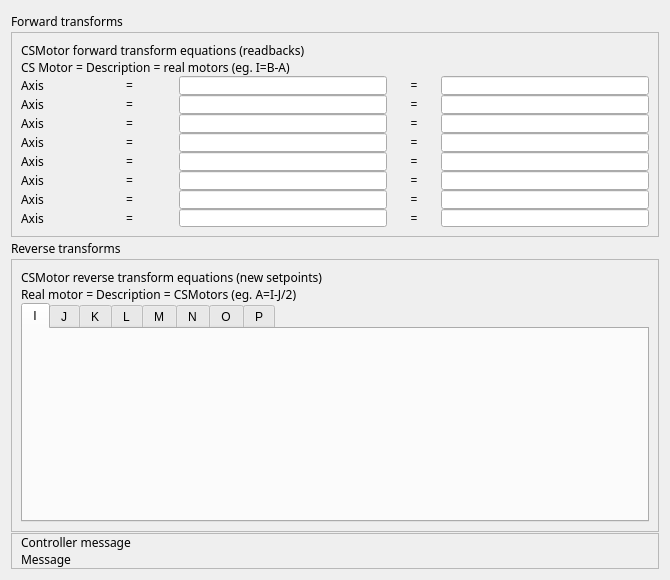
Before: the Qt Designer form 3-6/GalilSup/op/ui/galil_kinematics.ui in motorapp/Galil, drawn with Qt 5.
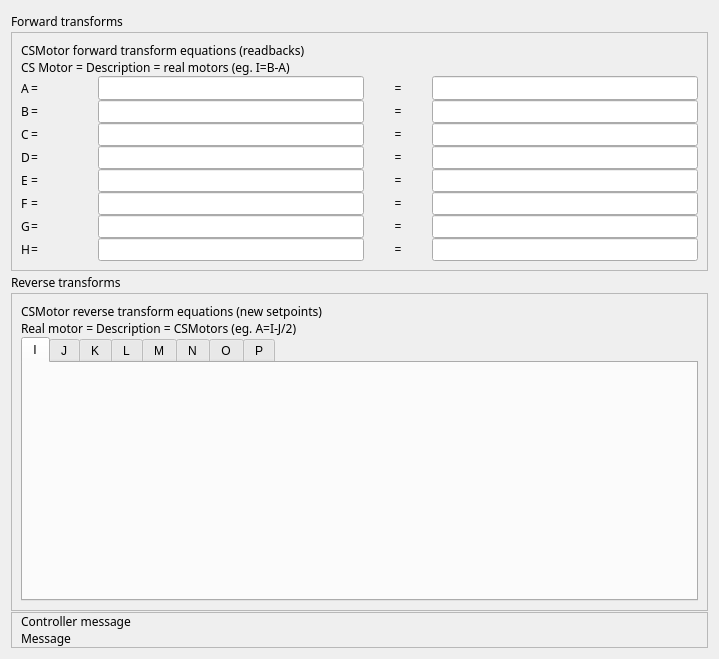
After: the same form once the commit is applied. The open tabs and pages were chosen to show the change. Custom widgets are drawn as their Qt base class.

Commit message: Alter output compare start and increment/delta now specified in user coordinates Alter homing check so that custom home code can enable/disable limits Fix output compare increment calculation Add driver version number Alter set_biss so that it's windows compatible Add iocShell function GalilReplaceHomeCode - Replace generated axis home with custom home code

What changed in the file:
```diff
--- a/3-6/GalilSup/op/ui/galil_kinematics.ui
+++ b/3-6/GalilSup/op/ui/galil_kinematics.ui
@@ -6,8 +6,8 @@
    <rect>
     <x>0</x>
     <y>0</y>
-    <width>670</width>
-    <height>580</height>
+    <width>719</width>
+    <height>659</height>
    </rect>
   </property>
   <property name="sizePolicy">
@@ -104,21 +104,21 @@
          <number>0</number>
         </property>
         <item>
-         <layout class="QHBoxLayout" name="horizontalLayout" stretch="2,1,4,1,4">
+         <layout class="QHBoxLayout" name="horizontalLayout" stretch="0,1,4,1,4">
           <property name="spacing">
            <number>1</number>
           </property>
           <item>
-           <widget class="QELabel" name="qelabel_4">
+           <widget class="QLabel" name="label_21">
             <property name="sizePolicy">
-             <sizepolicy hsizetype="Preferred" vsizetype="Expanding">
+             <sizepolicy hsizetype="Preferred" vsizetype="Preferred">
               <horstretch>0</horstretch>
               <verstretch>0</verstretch>
              </sizepolicy>
             </property>
             <property name="minimumSize">
              <size>
-              <width>0</width>
+              <width>9</width>
               <height>0</height>
              </size>
             </property>
@@ -132,7 +132,7 @@
              <string>$(DMC)$(M9).NAME</string>
             </property>
             <property name="text">
-             <string>Axis</string>
+             <string>A</string>
             </property>
            </widget>
           </item>
@@ -242,21 +242,21 @@
          </layout>
         </item>
         <item>
-         <layout class="QHBoxLayout" name="horizontalLayout_2" stretch="2,1,4,1,4">
+         <layout class="QHBoxLayout" name="horizontalLayout_2" stretch="0,1,4,1,4">
           <property name="spacing">
            <number>1</number>
           </property>
           <item>
-           <widget class="QELabel" name="qelabel_5">
+           <widget class="QLabel" name="label_22">
             <property name="sizePolicy">
-             <sizepolicy hsizetype="Preferred" vsizetype="Expanding">
+             <sizepolicy hsizetype="Preferred" vsizetype="Preferred">
               <horstretch>0</horstretch>
               <verstretch>0</verstretch>
              </sizepolicy>
             </property>
             <property name="minimumSize">
              <size>
-              <width>0</width>
+              <width>9</width>
               <height>0</height>
              </size>
             </property>
@@ -270,7 +270,7 @@
              <string>$(DMC)$(M10).NAME</string>
             </property>
             <property name="text">
-             <string>Axis</string>
+             <string>B</string>
             </property>
            </widget>
           </item>
@@ -380,21 +380,21 @@
          </layout>
         </item>
         <item>
-         <layout class="QHBoxLayout" name="horizontalLayout_3" stretch="2,1,4,1,4">
+         <layout class="QHBoxLayout" name="horizontalLayout_3" stretch="0,1,4,1,4">
           <property name="spacing">
            <number>1</number>
           </property>
           <item>
-           <widget class="QELabel" name="qelabel_6">
+           <widget class="QLabel" name="label_23">
             <property name="sizePolicy">
-             <sizepolicy hsizetype="Preferred" vsizetype="Expanding">
+             <sizepolicy hsizetype="Preferred" vsizetype="Preferred">
               <horstretch>0</horstretch>
               <verstretch>0</verstretch>
              </sizepolicy>
             </property>
             <property name="minimumSize">
              <size>
-              <width>0</width>
+              <width>9</width>
               <height>0</height>
              </size>
             </property>
@@ -408,7 +408,7 @@
              <string>$(DMC)$(M11).NAME</string>
             </property>
             <property name="text">
-             <string>Axis</string>
+             <string>C</string>
             </property>
            </widget>
           </item>
@@ -518,21 +518,21 @@
          </layout>
         </item>
         <item>
-         <layout class="QHBoxLayout" name="horizontalLayout_4" stretch="2,1,4,1,4">
+         <layout class="QHBoxLayout" name="horizontalLayout_4" stretch="0,1,4,1,4">
           <property name="spacing">
            <number>1</number>
           </property>
           <item>
-           <widget class="QELabel" name="qelabel_7">
+           <widget class="QLabel" name="label_24">
             <property name="sizePolicy">
-             <sizepolicy hsizetype="Preferred" vsizetype="Expanding">
+             <sizepolicy hsizetype="Preferred" vsizetype="Preferred">
               <horstretch>0</horstretch>
               <verstretch>0</verstretch>
              </sizepolicy>
             </property>
             <property name="minimumSize">
              <size>
-              <width>0</width>
+              <width>9</width>
               <height>0</height>
              </size>
             </property>
@@ -546,7 +546,7 @@
              <string>$(DMC)$(M12).NAME</string>
             </property>
             <property name="text">
-             <string>Axis</string>
+             <string>D</string>
             </property>
            </widget>
           </item>
@@ -656,21 +656,21 @@
          </layout>
         </item>
         <item>
-         <layout class="QHBoxLayout" name="horizontalLayout_5" stretch="2,1,4,1,4">
+         <layout class="QHBoxLayout" name="horizontalLayout_5" stretch="0,1,4,1,4">
           <property name="spacing">
            <number>1</number>
           </property>
           <item>
-           <widget class="QELabel" name="qelabel_8">
+           <widget class="QLabel" name="label_25">
             <property name="sizePolicy">
-             <sizepolicy hsizetype="Preferred" vsizetype="Expanding">
+             <sizepolicy hsizetype="Preferred" vsizetype="Preferred">
               <horstretch>0</horstretch>
               <verstretch>0</verstretch>
              </sizepolicy>
             </property>
             <property name="minimumSize">
              <size>
-              <width>0</width>
+              <width>9</width>
               <height>0</height>
              </size>
             </property>
@@ -684,7 +684,7 @@
              <string>$(DMC)$(M13).NAME</string>
             </property>
             <property name="text">
-             <string>Axis</string>
+             <string>E</string>
             </property>
            </widget>
           </item>
@@ -794,21 +794,21 @@
          </layout>
         </item>
         <item>
-         <layout class="QHBoxLayout" name="horizontalLayout_6" stretch="2,1,4,1,4">
+         <layout class="QHBoxLayout" name="horizontalLayout_6" stretch="0,1,4,1,4">
           <property name="spacing">
            <number>1</number>
           </property>
           <item>
-           <widget class="QELabel" name="qelabel_9">
+           <widget class="QLabel" name="label_26">
             <property name="sizePolicy">
-             <sizepolicy hsizetype="Preferred" vsizetype="Expanding">
+             <sizepolicy hsizetype="Preferred" vsizetype="Preferred">
               <horstretch>0</horstretch>
               <verstretch>0</verstretch>
              </sizepolicy>
             </property>
             <property name="minimumSize">
              <size>
-              <width>0</width>
+              <width>9</width>
               <height>0</height>
              </size>
             </property>
@@ -822,7 +822,7 @@
              <string>$(DMC)$(M14).NAME</string>
             </property>
             <property name="text">
-             <string>Axis</string>
+             <string>F</string>
             </property>
            </widget>
           </item>
@@ -932,21 +932,21 @@
          </layout>
         </item>
         <item>
-         <layout class="QHBoxLayout" name="horizontalLayout_7" stretch="2,1,4,1,4">
+         <layout class="QHBoxLayout" name="horizontalLayout_7" stretch="0,1,4,1,4">
           <property name="spacing">
            <number>1</number>
           </property>
           <item>
-           <widget class="QELabel" name="qelabel_10">
+           <widget class="QLabel" name="label_27">
             <property name="sizePolicy">
-             <sizepolicy hsizetype="Preferred" vsizetype="Expanding">
+             <sizepolicy hsizetype="Preferred" vsizetype="Preferred">
               <horstretch>0</horstretch>
               <verstretch>0</verstretch>
              </sizepolicy>
             </property>
             <property name="minimumSize">
              <size>
-              <width>0</width>
+              <width>9</width>
               <height>0</height>
              </size>
             </property>
@@ -960,7 +960,7 @@
              <string>$(DMC)$(M15).NAME</string>
             </property>
             <property name="text">
-             <string>Axis</string>
+             <string>G</string>
             </property>
            </widget>
           </item>
@@ -1070,21 +1070,21 @@
          </layout>
         </item>
         <item>
-         <layout class="QHBoxLayout" name="horizontalLayout_8" stretch="2,1,4,1,4">
+         <layout class="QHBoxLayout" name="horizontalLayout_8" stretch="0,1,4,1,4">
           <property name="spacing">
            <number>1</number>
           </property>
           <item>
-           <widget class="QELabel" name="qelabel_11">
+           <widget class="QLabel" name="label_28">
             <property name="sizePolicy">
-             <sizepolicy hsizetype="Preferred" vsizetype="Expanding">
+             <sizepolicy hsizetype="Preferred" vsizetype="Preferred">
               <horstretch>0</horstretch>
               <verstretch>0</verstretch>
              </sizepolicy>
             </property>
             <property name="minimumSize">
              <size>
-              <width>0</width>
+              <width>9</width>
               <height>0</height>
              </size>
             </property>
@@ -1098,7 +1098,7 @@
              <string>$(DMC)$(M16).NAME</string>
             </property>
             <property name="text">
-             <string>Axis</string>
+             <string>H</string>
             </property>
            </widget>
           </item>
```
Left out of the diff: 26 changed lines with no effect on the pictures. The commit also changes 17 other files.
